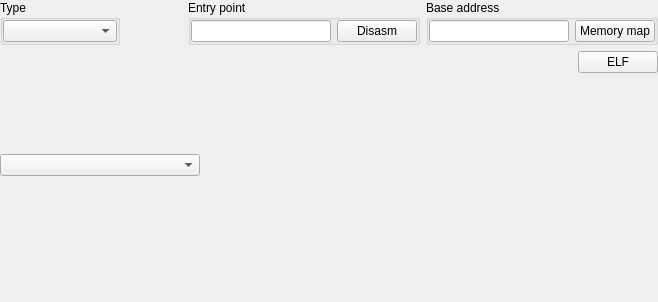
Above: formatswidget.ui from horsicq/FormatWidgets before the change. Below: the same form after it.
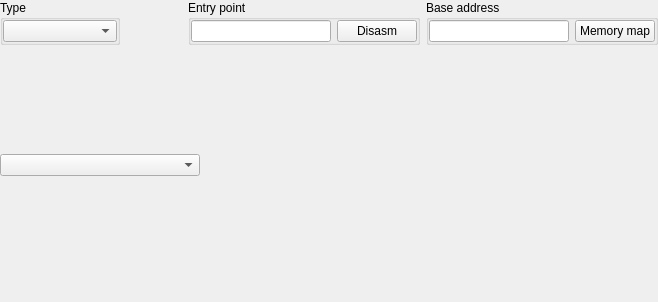
That is the form after the change. Custom widgets are drawn as their Qt base class.

What changed in the file:
```diff
--- a/formatswidget.ui
+++ b/formatswidget.ui
@@ -179,10 +179,12 @@
       <enum>QFrame::NoFrame</enum>
      </property>
      <property name="currentIndex">
-      <number>4</number>
+      <number>3</number>
      </property>
      <widget class="QWidget" name="pageBinary"/>
      <widget class="QWidget" name="pageCOM"/>
+     <widget class="QWidget" name="pageNE"/>
+     <widget class="QWidget" name="pageLE"/>
      <widget class="QWidget" name="pageMSDOS">
       <layout class="QVBoxLayout" name="verticalLayout_4">
        <property name="leftMargin">
```
